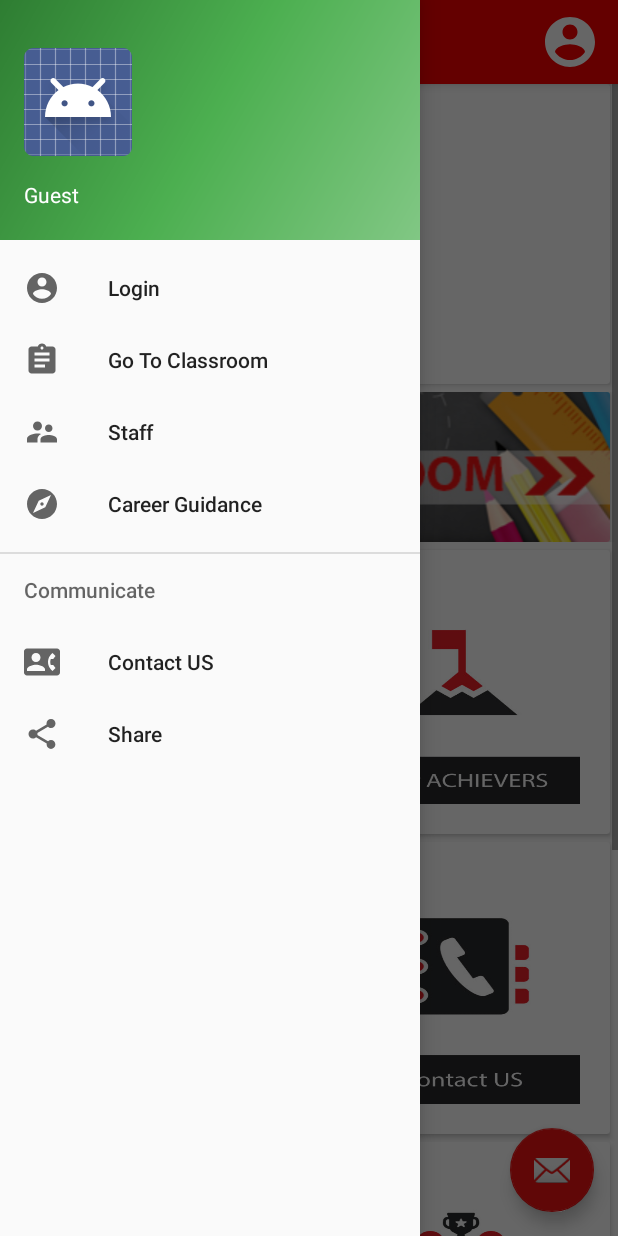
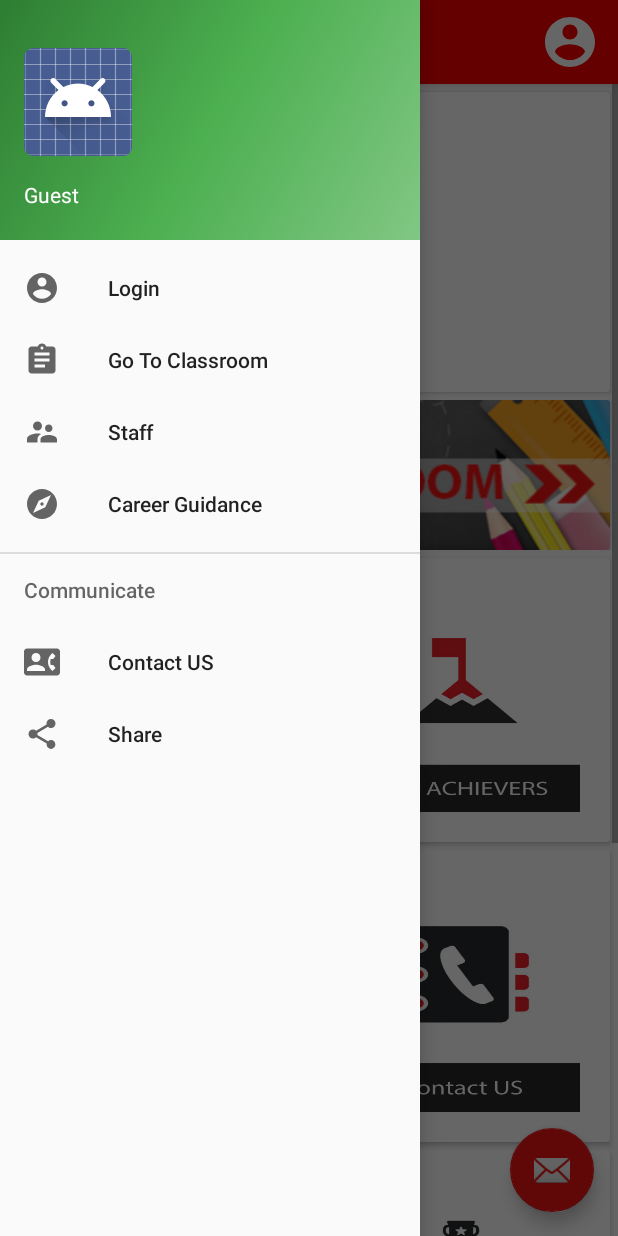
Before and after one commit to Akshay1213/YDAcademy, an Android app: the screen it shows after launch (MainActivity), with the side drawer open, on a phone screen of 412 x 824 dp. Run offline under Robolectric (Android 15) with nearby library versions, the phone set to English and light mode, and no system bars; our stand-ins replace ButterKnife; plain views replace SliderLayout; 3 statements that could not run were skipped.

Commit message:
main page updated

```diff
--- a/app/src/main/res/drawable/border.xml
+++ b/app/src/main/res/drawable/border.xml
@@ -7,7 +7,7 @@
         </shape>
     </item>
     <item
-        android:bottom="5dp"
+        android:bottom="10dp"
         android:left="5dp"
         android:right="5dp">
         <shape android:shape="rectangle">
--- a/app/src/main/res/layout/content_main.xml
+++ b/app/src/main/res/layout/content_main.xml
@@ -31,7 +31,7 @@
                     android:layout_width="match_parent"
                     android:layout_height="200dp"
                     android:layout_alignParentStart="true"
-                    android:layout_marginBottom="5dp"
+                    android:layout_margin="5dp"
                     android:layout_marginLeft="5dp"
                     android:layout_marginRight="5dp"
                     android:background="?android:selectableItemBackground"
@@ -371,7 +371,7 @@
                 android:id="@+id/LinearLayout3"
                 android:layout_width="match_parent"
                 android:layout_height="250dp"
-
+                android:layout_marginBottom="5dp"
                 android:layout_weight="2"
                 android:orientation="horizontal">
 
```
